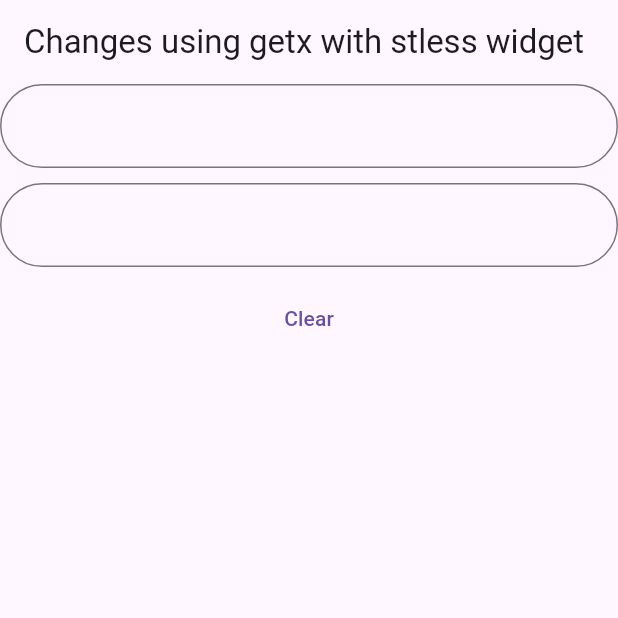
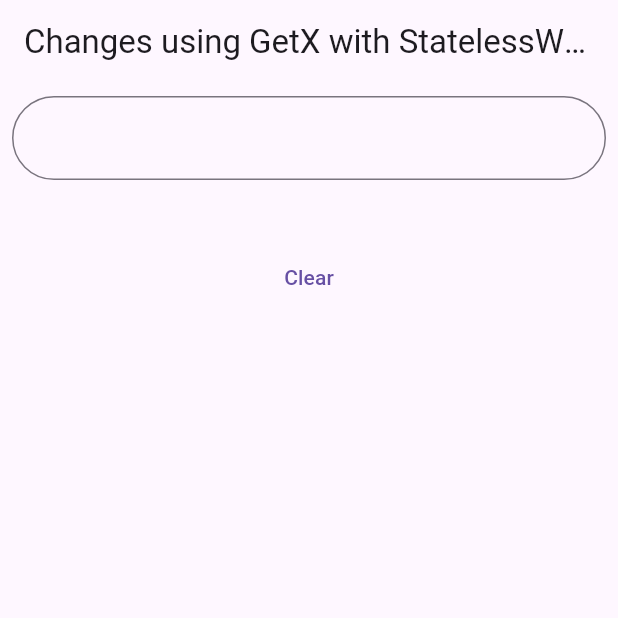
Before and after one commit to NeelHGohel/SEM-5, a Flutter app: the screen it shows after launch, after a tap on "Clear", on a phone screen of 412 x 824 dp, the top half of it. Run offline on Flutter 3.47's test engine with Material 3 defaults, Android fonts, the light colour scheme and no system bars; our stand-ins replace get, sqflite; accounts and stored records are empty; project files that could hold a hidden picture were left out.

Commit message:
25-06-2025

```diff
--- a/adv_flutter_labs/lib/lab_06/change_string_real_time.dart
+++ b/adv_flutter_labs/lib/lab_06/change_string_real_time.dart
@@ -1,44 +1,49 @@
+import 'package:flutter/material.dart';
 import 'package:get/get.dart';
 
-import '../utils/import_export.dart';
+class Controller extends GetxController {
+  var name = "".obs;
+  TextEditingController nameController = TextEditingController();
+}
 
 class ChangeStringRealTime extends StatelessWidget {
   ChangeStringRealTime({super.key});
-  RxString name = "".obs;
-  TextEditingController nameController = TextEditingController();
+
+  final Controller controller = Get.put(Controller());
+
   @override
   Widget build(BuildContext context) {
     return Scaffold(
-      appBar: AppBar(title: Text("Changes using getx with stless widget")),
-      body: Column(
+      appBar: AppBar(title: Text("Changes using GetX with StatelessWidget")),
+      body: Padding(
+        padding: const EdgeInsets.all(8.0),
+        child: Column(
           children: [
             TextFormField(
-            controller: nameController,
+              controller: controller.nameController,
               decoration: InputDecoration(
                 border: OutlineInputBorder(
                   borderRadius: BorderRadius.circular(30),
                 ),
               ),
+              onChanged: (value) {
+                controller.name.value = value;
+              },
             ),
             SizedBox(height: 10),
-
-          TextField(
-            decoration: InputDecoration(
-              border: OutlineInputBorder(
-                borderRadius: BorderRadius.circular(30),
-              ),
-            ),
-          ),
+            Obx(() => Text("${controller.name.value}")),
 
             SizedBox(height: 10),
             TextButton(
               onPressed: () {
-              nameController.text = "";
+                controller.nameController.clear();
+                controller.name.value = "";
               },
               child: Text("Clear"),
             ),
           ],
         ),
+      ),
     );
   }
 }
```
Lines whose indentation alone changed are shown as unchanged.
